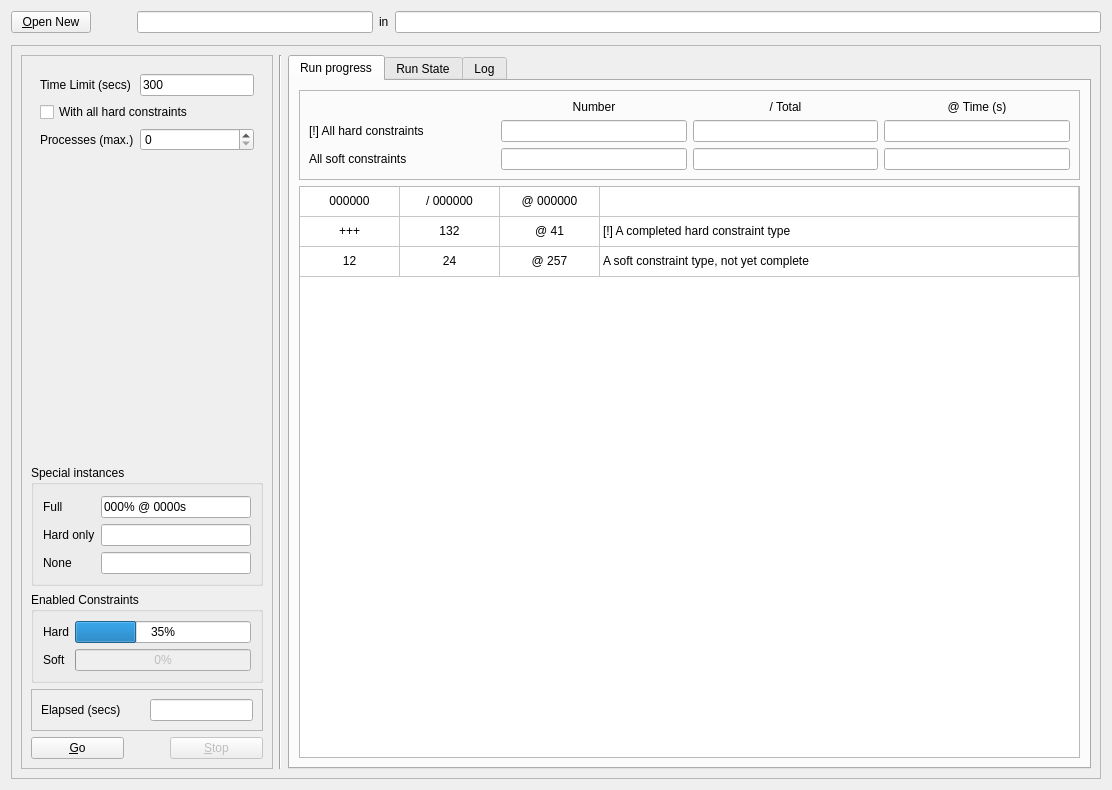
First picture: the form in gui/mainwindow.ui, repository gradgrind/fetrunner, before the edit.
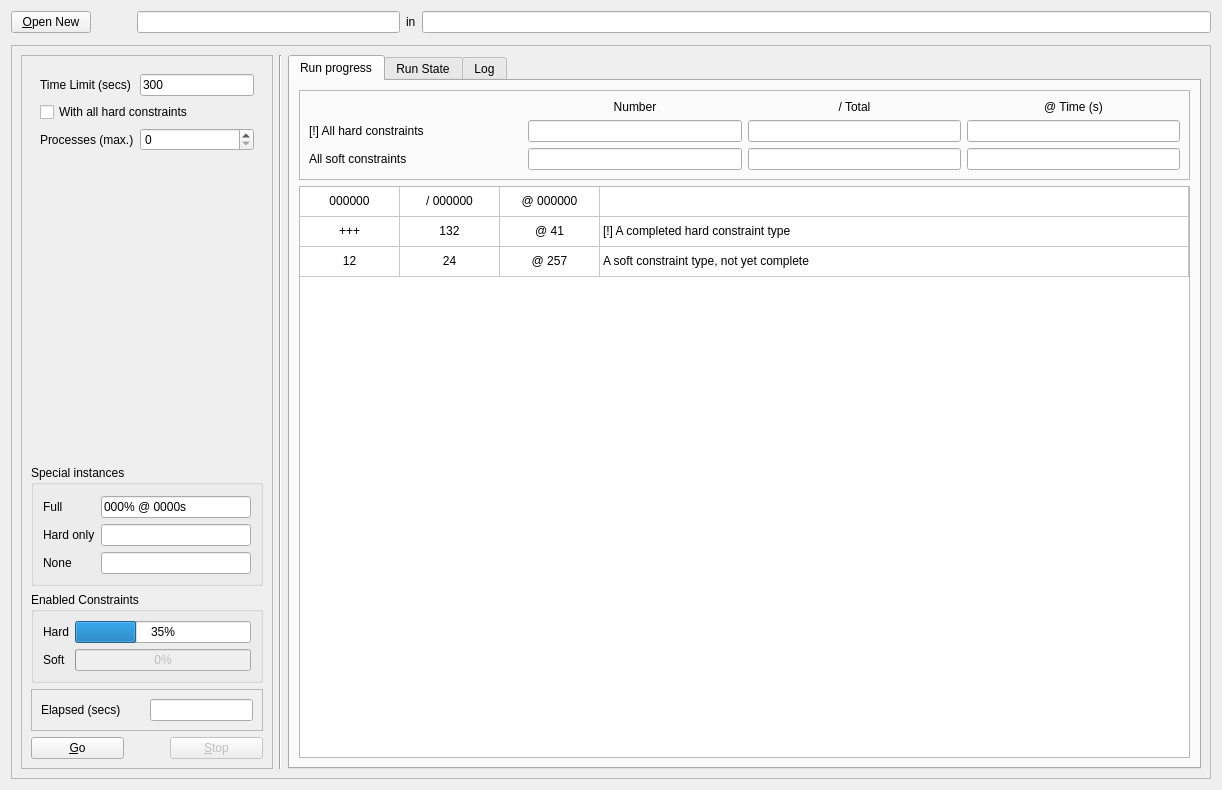
Second picture: the form after the edit.

The edit to the form file:
```diff
--- a/gui/mainwindow.ui
+++ b/gui/mainwindow.ui
@@ -6,7 +6,7 @@
    <rect>
     <x>0</x>
     <y>0</y>
-    <width>1112</width>
+    <width>1222</width>
     <height>790</height>
    </rect>
   </property>
```
Left out of the diff: 4 changed lines with no effect on the pictures.
